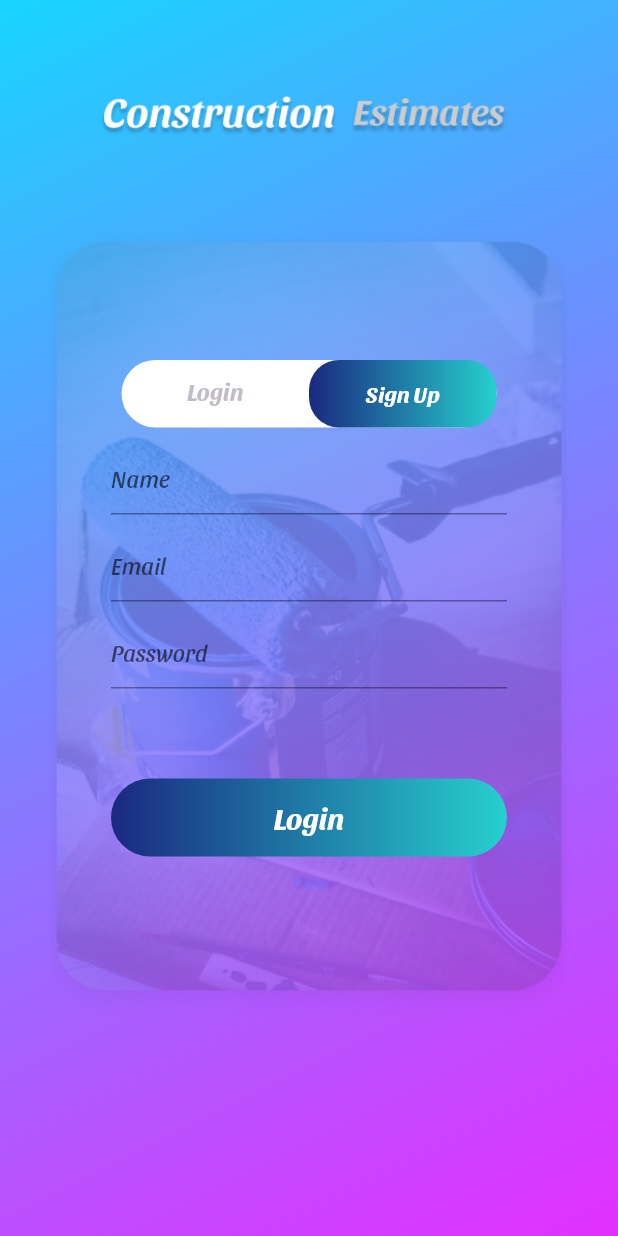
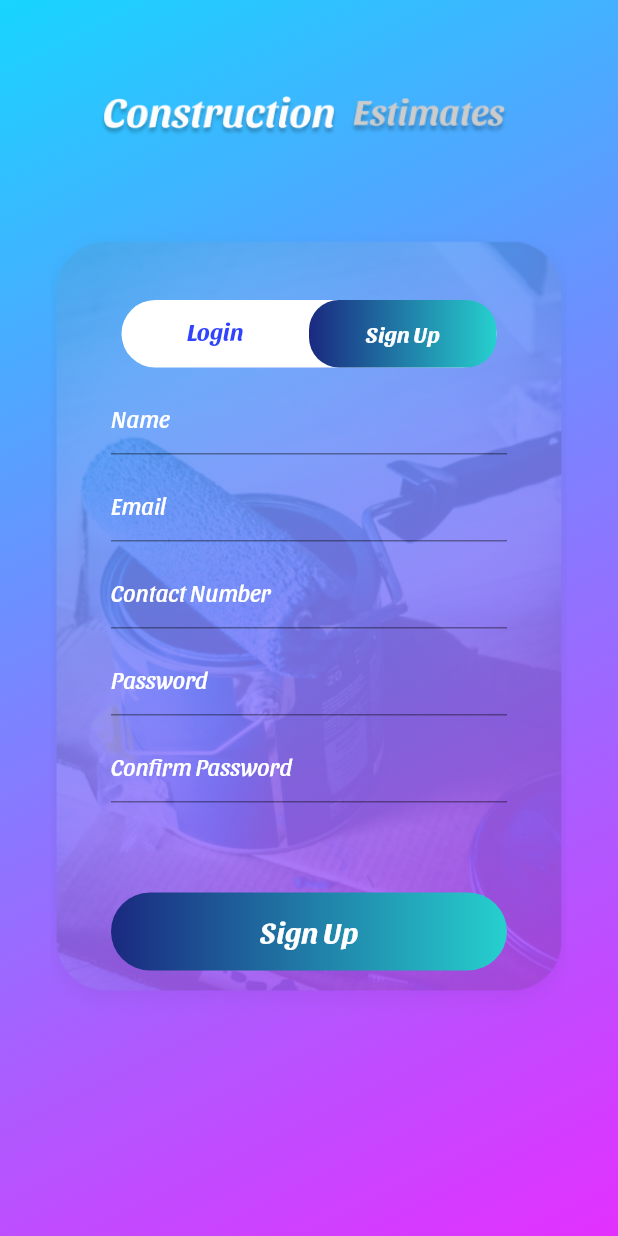
Before and after one commit to sherkhankakar/paint_app, a Flutter app: the LoginScreen screen opened directly, after a tap on "Sign Up", on a phone screen of 412 x 824 dp. Run offline on Flutter 3.47's test engine with Material 2 defaults, Android fonts, the phone set to English and light mode, and no system bars; our stand-ins replace action_slider, device_preview, font_awesome_flutter.

Commit message:
forgot password screen added

```diff
--- a/lib/screens/login_screen.dart
+++ b/lib/screens/login_screen.dart
@@ -1,6 +1,7 @@
 import 'package:flutter/material.dart';
 import 'package:paint_app/screens/home_screen.dart';
-import 'package:paint_app/screens/selection_screen.dart';
+
+import 'forgot_password.dart';
 
 class LoginScreen extends StatefulWidget {
   const LoginScreen({super.key});
@@ -16,7 +17,9 @@ class _LoginScreenState extends State<LoginScreen> {
 
   final TextEditingController _nameController = TextEditingController();
   final TextEditingController _emailController = TextEditingController();
+  final TextEditingController _phnController = TextEditingController();
   final TextEditingController _passwordController = TextEditingController();
+  final TextEditingController _confirmPassController = TextEditingController();
 
   // Controller
 
@@ -79,7 +82,7 @@ class _LoginScreenState extends State<LoginScreen> {
               ),
               child: Column(
                 children: [
-                  const SizedBox(height: 90),
+                  const SizedBox(height: 50),
 
                   /// Sign in  &  Sign up Widget
                   Container(
@@ -116,7 +119,7 @@ class _LoginScreenState extends State<LoginScreen> {
                                   fontSize: 16,
                                   color: _switchingSignInAndSignUp == true
                                       ? Colors.white
-                                      : const Color(0xFF998FA2).withOpacity(0.6),
+                                      : const Color.fromRGBO(48, 68, 253, 1),
                                   letterSpacing: 0.048,
                                   fontWeight: FontWeight.w600,
                                   height: 1.6,
@@ -152,7 +155,7 @@ class _LoginScreenState extends State<LoginScreen> {
                                   fontSize: 15,
                                   color: _switchingSignInAndSignUp == false
                                       ? Colors.white
-                                      : const Color(0xFF998FA2).withOpacity(0.6),
+                                      : const Color.fromRGBO(48, 68, 253, 1),
                                   letterSpacing: 0.048,
                                   fontWeight: FontWeight.w600,
                                 ),
@@ -176,7 +179,7 @@ class _LoginScreenState extends State<LoginScreen> {
                           child: TextField(
                             controller: _nameController,
                             keyboardType: TextInputType.name,
-                            decoration: const InputDecoration(hintText: 'Name',hintStyle: TextStyle(fontFamily: 'Sansita',)),
+                            decoration: const InputDecoration(hintText: 'Name',hintStyle: TextStyle(color: Colors.white, fontFamily: 'Sansita',)),
                           ),
                         )
                       : Container(),
@@ -191,9 +194,24 @@ class _LoginScreenState extends State<LoginScreen> {
                     child: TextField(
                       controller: _emailController,
                       keyboardType: TextInputType.emailAddress,
-                      decoration: const InputDecoration(hintText: 'Email',hintStyle: TextStyle(fontFamily: 'Sansita',)),
+                      decoration: const InputDecoration(hintText: 'Email',hintStyle: TextStyle(color: Colors.white, fontFamily: 'Sansita',)),
                     ),
                   ),
+
+                  _switchingSignInAndSignUp == false
+                      ? Padding(
+                    padding: const EdgeInsets.only(
+                      left: 40,
+                      right: 40,
+                      top: 10,
+                    ),
+                    child: TextField(
+                      controller: _phnController,
+                      keyboardType: TextInputType.phone,
+                      decoration: const InputDecoration(hintText: 'Contact Number',hintStyle: TextStyle(color: Colors.white, fontFamily: 'Sansita',)),
+                    ),
+                  )
+                      : Container(),
 
                   /// Password Field Widget
                   Padding(
@@ -206,9 +224,51 @@ class _LoginScreenState extends State<LoginScreen> {
                       controller: _passwordController,
                       keyboardType: TextInputType.visiblePassword,
                       obscureText: true,
-                      decoration: const InputDecoration(hintText: 'Password',hintStyle: TextStyle(fontFamily: 'Sansita',)),
+                      decoration: const InputDecoration(hintText: 'Password',hintStyle: TextStyle(color: Colors.white, fontFamily: 'Sansita',)),
                     ),
                   ),
+                  _switchingSignInAndSignUp == false
+                      ? Padding(
+                    padding: const EdgeInsets.only(
+                      left: 40,
+                      right: 40,
+                      top: 10,
+                    ),
+                    child: TextField(
+                      controller: _confirmPassController,
+                      keyboardType: TextInputType.visiblePassword,
+                      obscureText: true,
+                      decoration: const InputDecoration(hintText: 'Confirm Password',hintStyle: TextStyle(color: Colors.white, fontFamily: 'Sansita',)),
+                    ),
+                  )
+                      : Container(),
+
+                  _switchingSignInAndSignUp == true
+                      ? Align(
+                    alignment: Alignment.topRight ,
+                    child: InkWell(
+                      onTap: () => Navigator.of(context).push(
+                        MaterialPageRoute(
+                            builder: (_) => const ForgotPassword()),
+                      ),
+                      child: Container(
+                        margin: const EdgeInsets.only(top: 10),
+                        padding: const EdgeInsets.only(right: 30),
+                        child: const Text(
+                          'Forgot Password?',
+                          style: TextStyle(
+                            decoration: TextDecoration.underline,
+                            fontFamily: 'Sansita',
+                            fontSize: 15,
+                            color: Colors.white,
+                            fontWeight: FontWeight.w600,
+                          //  height: 2.17,
+                          ),
+                        ),
+                      ),
+                    ),
+                  )
+                      : Container(),
 
                   /// Continue Button Widget
                   Padding(
@@ -237,9 +297,19 @@ class _LoginScreenState extends State<LoginScreen> {
                           gradient: buttonGradient,
                             color: Colors.blue,
                             borderRadius: const BorderRadius.all(Radius.circular(30))),
-                        child: const Center(
-                          child: Text(
+                        child: Center(
+                          child:
+                          _switchingSignInAndSignUp == true ?
+                          const Text(
                             'Login',
+                            style: TextStyle(
+                                color: Colors.white,
+                                fontSize: 20,
+                                fontWeight: FontWeight.w600,
+                                fontFamily: 'Sansita'),
+                            textAlign: TextAlign.center,
+                          ):const Text(
+                            'Sign Up',
                             style: TextStyle(
                                 color: Colors.white,
                                 fontSize: 20,
@@ -253,30 +323,7 @@ class _LoginScreenState extends State<LoginScreen> {
                   ),
 
                   /// Forgot Password Widget
-                  _switchingSignInAndSignUp == true
-                      ? Align(
-                          alignment: Alignment.center,
-                          child: InkWell(
-                            // onTap: () => Navigator.of(context).push(
-                            //   MaterialPageRoute(
-                            //       builder: (_) => const ForgotPassword()),
-                            // ),
-                            child: Container(
-                              margin: const EdgeInsets.only(top: 30),
-                              child: const Text(
-                                'FORGOT PASSWORD',
-                                style: TextStyle(
-                                  fontSize: 12,
-                                  color: Color(0xFF8A56AC),
-                                  letterSpacing: 0.048,
-                                  fontWeight: FontWeight.w600,
-                                  height: 2.17,
-                                ),
-                              ),
-                            ),
-                          ),
-                        )
-                      : Container(),
+
                 ],
               ),
             )
```
Also changed, not shown: lib/screens/forgot_password.dart (added, +142 -0 lines).
